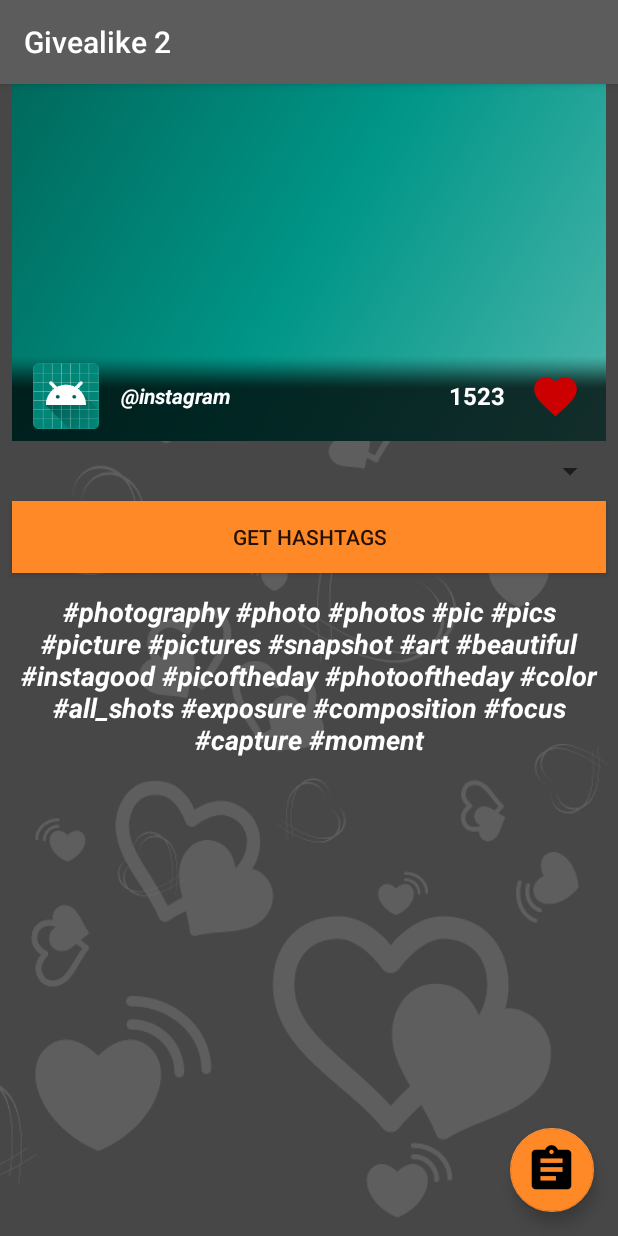
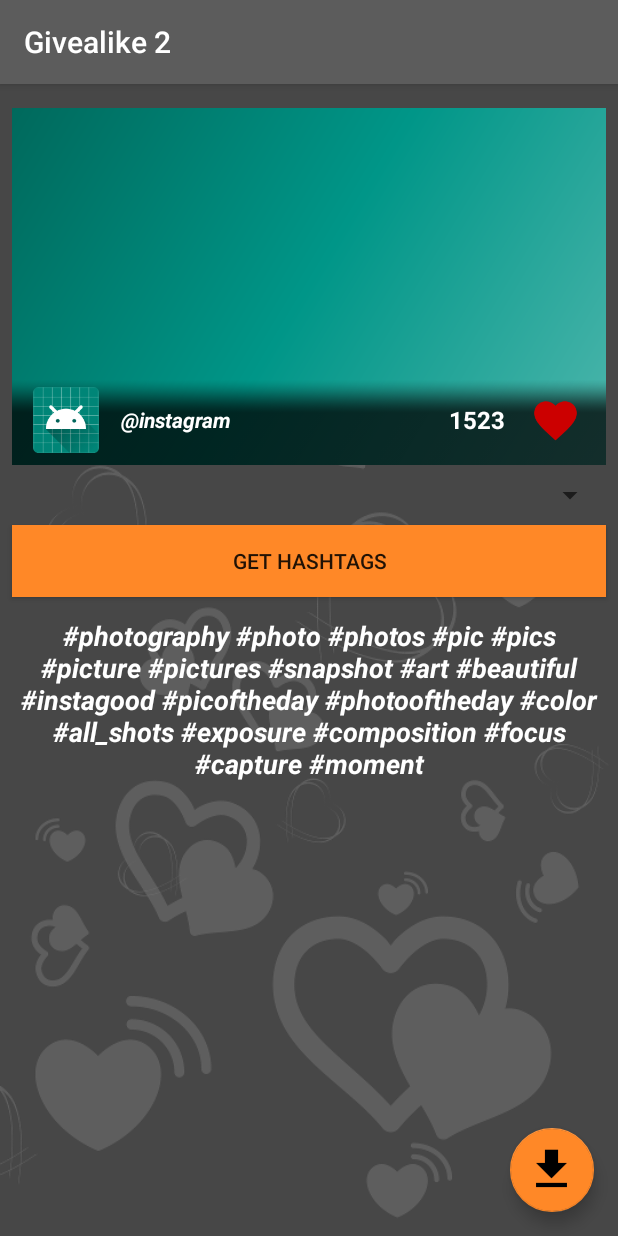
Before and after one commit to agelogeo/Givealike2, an Android app: the fragment MainFragment shown on its own in the app's theme, on a phone screen of 412 x 824 dp. Run offline under Robolectric (Android 15) with nearby library versions, the phone set to English and light mode, and no system bars; Roboto replaces fonts that are not available here.

Commit message:
Added some images v2

```diff
--- a/app/src/main/res/layout/fragment_main.xml
+++ b/app/src/main/res/layout/fragment_main.xml
@@ -15,7 +15,7 @@
         android:layout_marginEnd="16dp"
         android:layout_marginBottom="16dp"
         android:clickable="true"
-        android:src="@drawable/baseline_assignment_black_48dp"
+        android:src="@drawable/baseline_get_app_black_48dp"
         app:layout_constraintBottom_toBottomOf="parent"
         app:layout_constraintEnd_toEndOf="parent"
         app:maxImageSize="35dp" />
@@ -25,10 +25,11 @@
         android:layout_width="match_parent"
         android:layout_height="238dp"
         android:layout_marginStart="8dp"
+        android:layout_marginTop="16dp"
         android:layout_marginEnd="8dp"
         app:layout_constraintEnd_toEndOf="parent"
         app:layout_constraintStart_toStartOf="parent"
-        tools:layout_editor_absoluteY="64dp">
+        app:layout_constraintTop_toTopOf="parent">
 
         <ImageView
             android:id="@+id/custom_photoWallpaper"
```
Also changed, not shown: app/src/main/res/drawable-v24/baseline_get_app_black_48dp.png (added).
